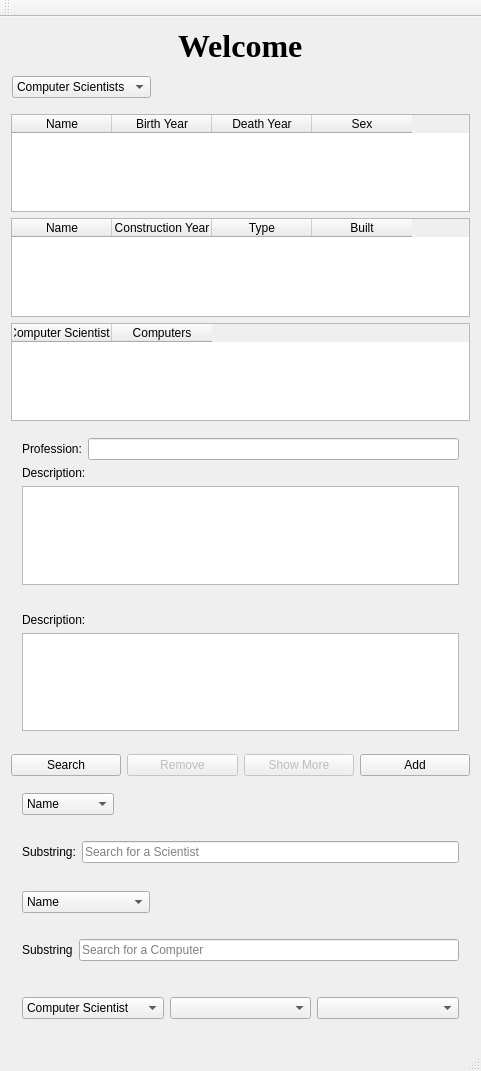
HKH515/VLN56, file mainwindow.ui: the form before one commit.
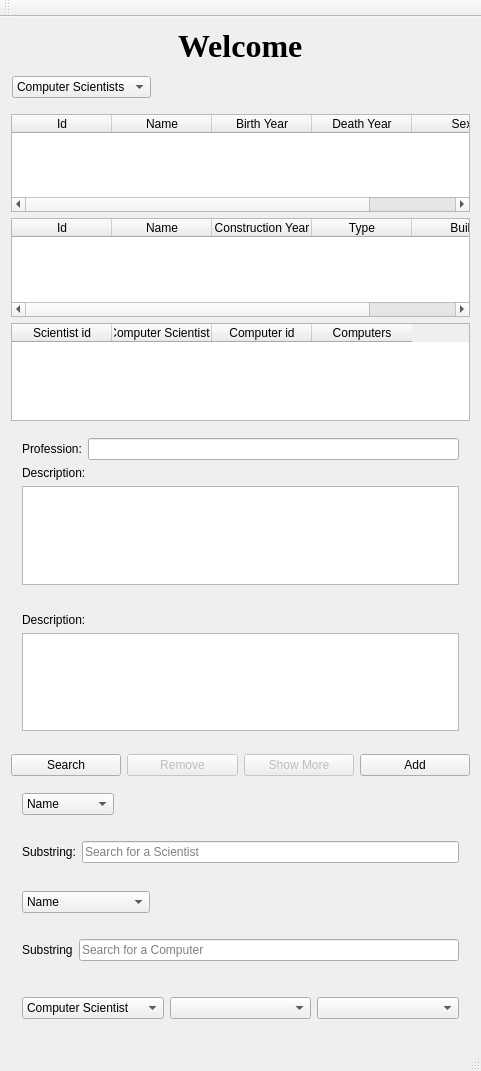
The form after the commit.

Patch:
```diff
--- a/mainwindow.ui
+++ b/mainwindow.ui
@@ -81,6 +81,11 @@
       <attribute name="horizontalHeaderStretchLastSection">
        <bool>false</bool>
       </attribute>
+      <column>
+       <property name="text">
+        <string>Id</string>
+       </property>
+      </column>
       <column>
        <property name="text">
         <string>Name</string>
@@ -111,6 +116,11 @@
       <property name="wordWrap">
        <bool>true</bool>
       </property>
+      <column>
+       <property name="text">
+        <string>Id</string>
+       </property>
+      </column>
       <column>
        <property name="text">
         <string>Name</string>
@@ -138,11 +148,21 @@
       <attribute name="horizontalHeaderStretchLastSection">
        <bool>false</bool>
       </attribute>
+      <column>
+       <property name="text">
+        <string>Scientist id</string>
+       </property>
+      </column>
       <column>
        <property name="text">
         <string>Computer Scientists</string>
        </property>
       </column>
+      <column>
+       <property name="text">
+        <string>Computer id</string>
+       </property>
+      </column>
       <column>
        <property name="text">
         <string>Computers</string>
```
